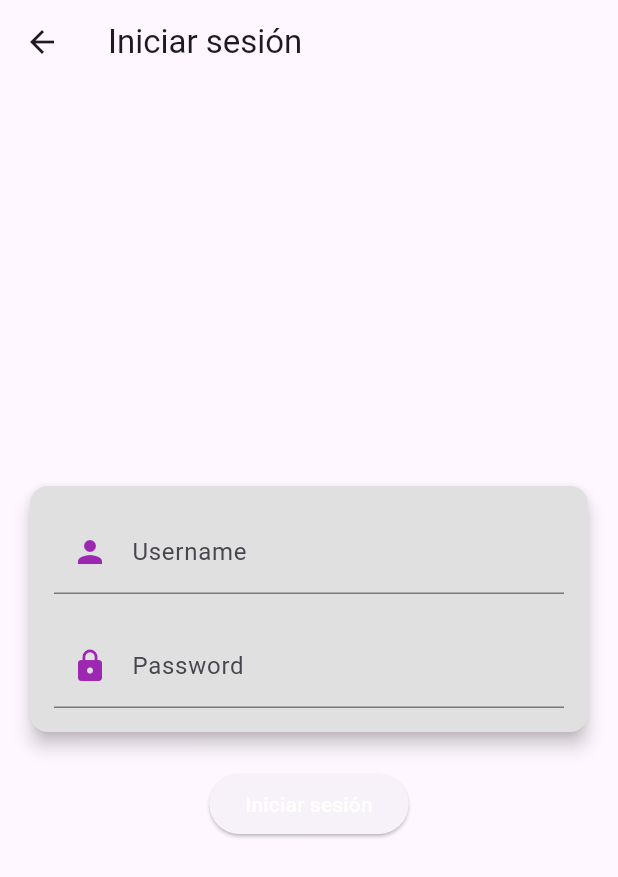
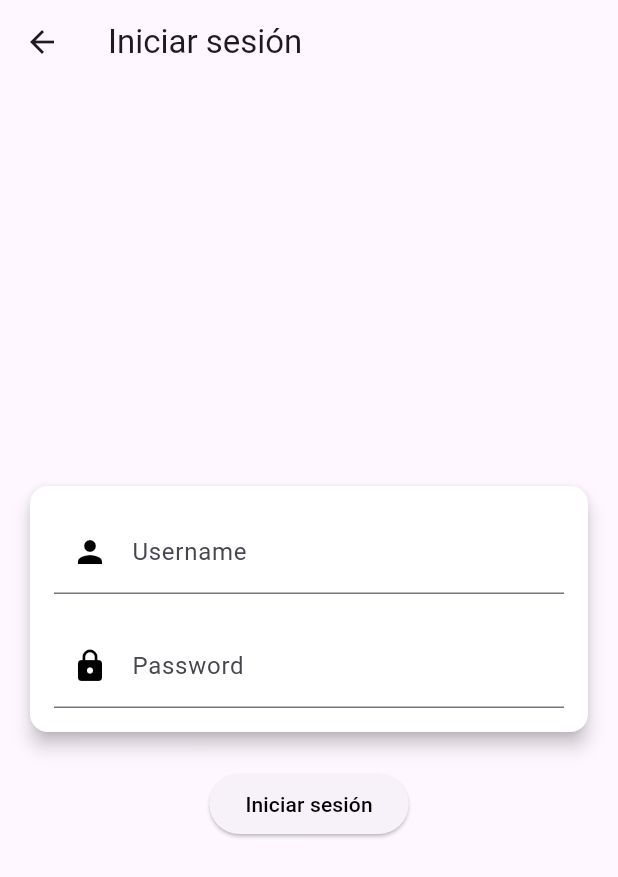
Before and after one commit to the-code-team/PostIn-App, a Flutter app: the LogoutPage screen opened directly, on a phone screen of 412 x 824 dp. Shown: the top 877 px of the screen. Run offline on Flutter 3.47's test engine with Material 3 defaults, Android fonts, the phone set to English and light mode, and no system bars; our stand-ins replace appinio_swiper, flutter_map, latlong2; statements that could not run were skipped.

Commit message:
Update LogoutPage.dart

```diff
--- a/lib/pages/LogoutPage.dart
+++ b/lib/pages/LogoutPage.dart
@@ -22,7 +22,7 @@ class _LogoutPageState extends State<LogoutPage> {
           children: [
             Card(
               elevation: 5.0,
-              color: Colors.grey[300],
+              color: Colors.white,
               child: Padding(
                 padding: EdgeInsets.all(16.0),
                 child: Column(
@@ -31,7 +31,7 @@ class _LogoutPageState extends State<LogoutPage> {
                       controller: _usernameController,
                       decoration: InputDecoration(
                         labelText: 'Username',
-                        prefixIcon: Icon(Icons.person, color: Colors.purple),
+                        prefixIcon: Icon(Icons.person, color: Colors.black),
                       ),
                     ),
                     SizedBox(height: 20),
@@ -39,7 +39,7 @@ class _LogoutPageState extends State<LogoutPage> {
                       controller: _passwordController,
                       decoration: InputDecoration(
                         labelText: 'Password',
-                        prefixIcon: Icon(Icons.lock, color: Colors.purple),
+                        prefixIcon: Icon(Icons.lock, color: Colors.black),
                       ),
                       obscureText: true,
                     ),
@@ -55,7 +55,7 @@ class _LogoutPageState extends State<LogoutPage> {
               },
               child: Text(
                 'Iniciar sesión',
-                style: TextStyle(color: Colors.white),
+                style: TextStyle(color: Colors.black),
               ),
             ),
           ],
```
